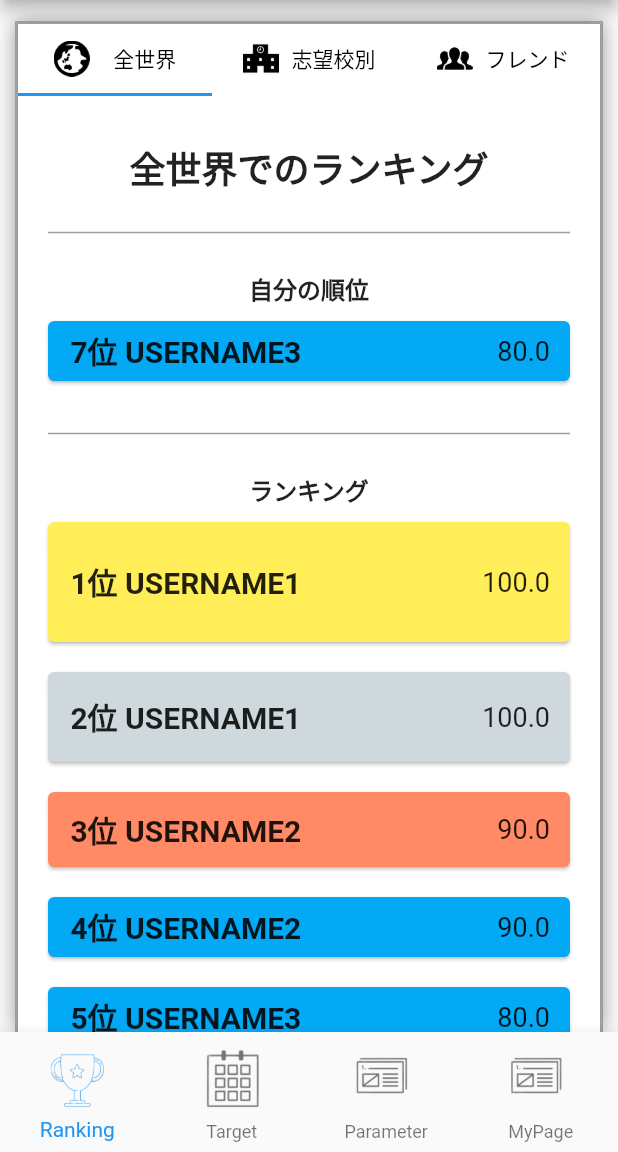
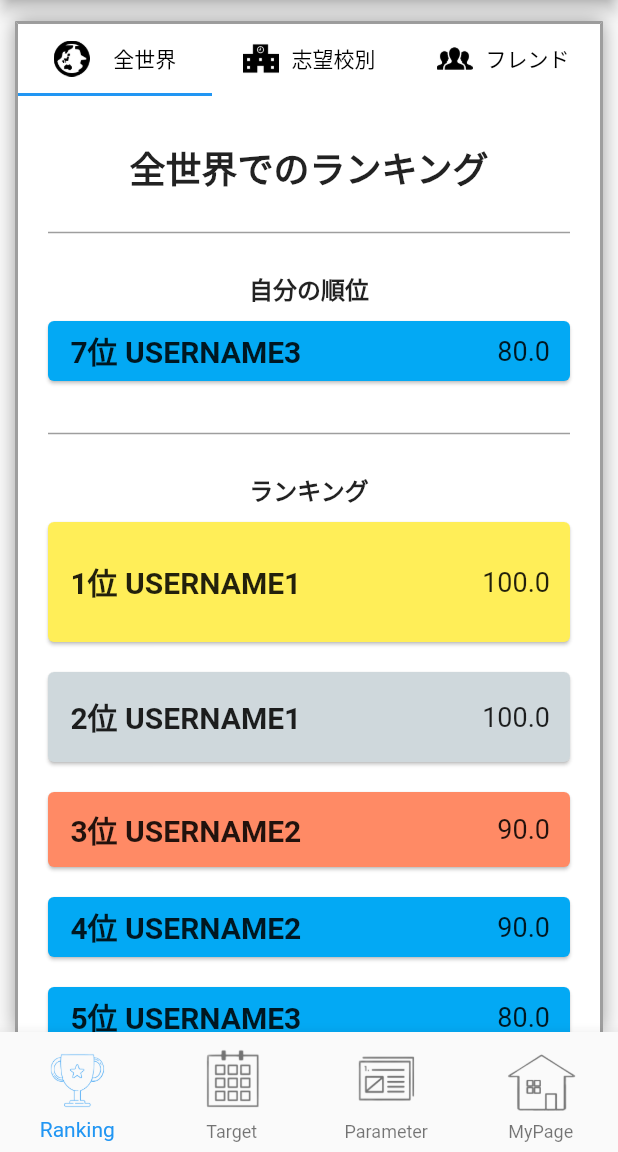
Before and after one commit to porink0424/benesse_hackathon, a Flutter app: the Ranking screen opened by its route, on a phone screen of 412 x 824 dp, the part 84-1236 px from its top. Run offline on Flutter 3.47's test engine with Material 2 defaults, Android fonts, the phone set to English and light mode, and no system bars.

Commit message:
mypageのアイコンの差し替え

```diff
--- a/lib/pages/Ranking.dart
+++ b/lib/pages/Ranking.dart
@@ -426,7 +426,7 @@ class Ranking extends StatelessWidget {
             // TODO: MyPageのアイコン画像
             BottomNavigationBarItem(
                 icon: ImageIcon(
-                  AssetImage("images/parameter.png"),
+                  AssetImage("images/home.png"),
                   size: 50.0,
                 ),
                 label: "MyPage"),
--- a/pubspec.yaml
+++ b/pubspec.yaml
@@ -65,6 +65,7 @@ flutter:
   assets:
     - images/earth.png
     - images/friends.png
+    - images/home.png
     - images/parameter.png
     - images/ranking.png
     - images/school.png
```
Also changed, not shown: images/home.png (added), images/parameter.png.
